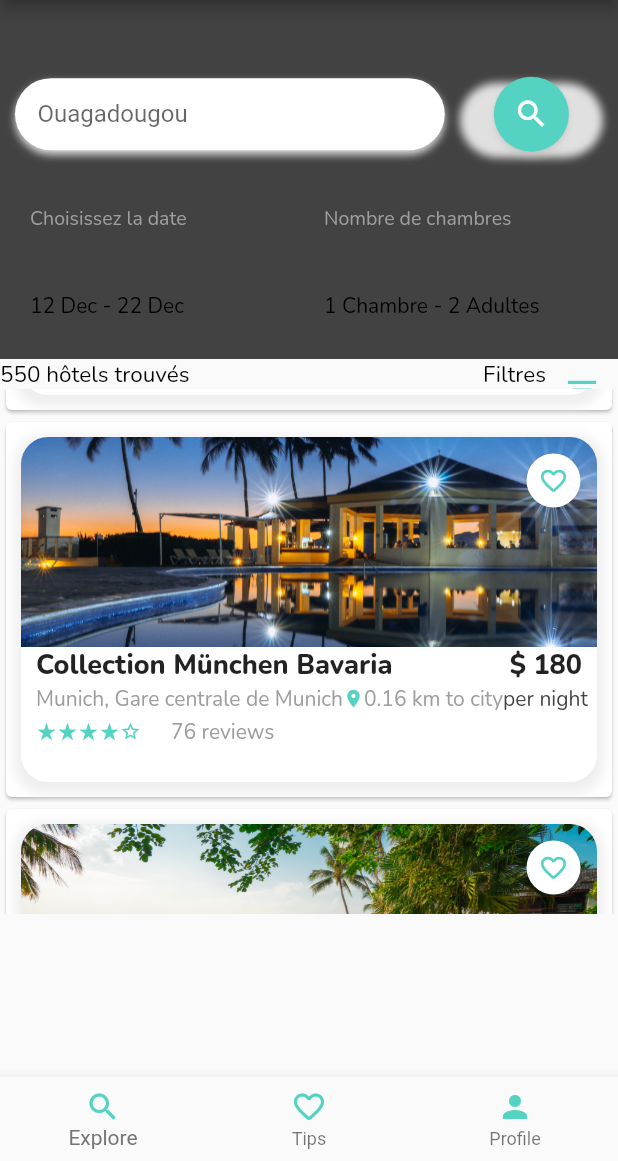
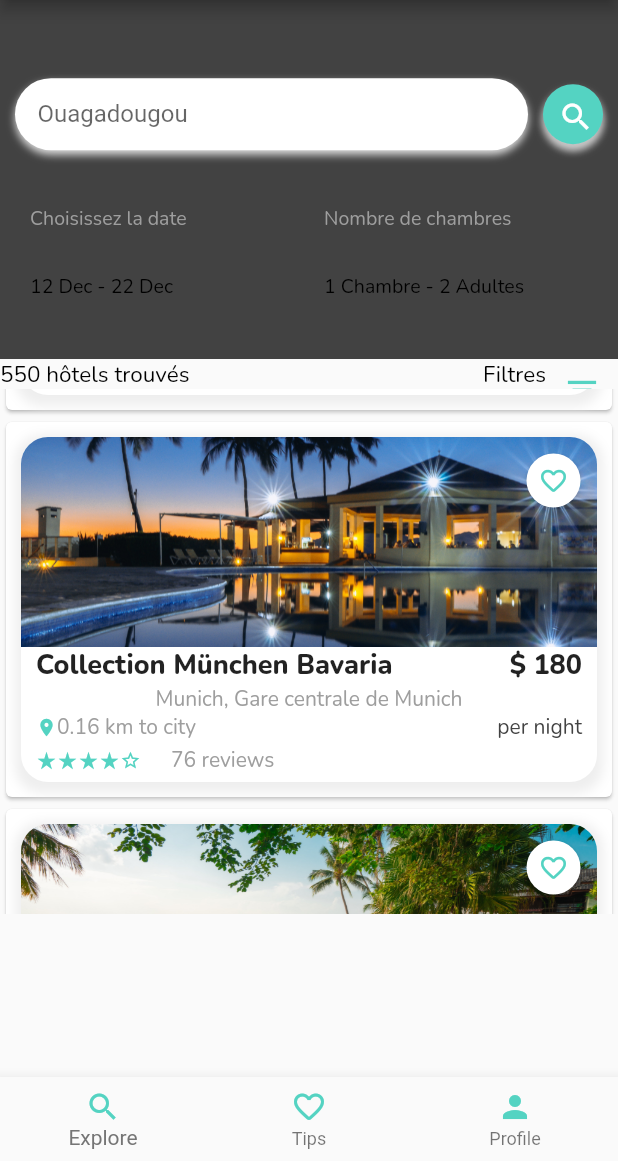
Before and after one commit to NizoAT/Luxushotels, a Flutter app: the screen it shows after launch, scrolled down 2304 dp, on a phone screen of 412 x 824 dp, the part 75-1236 px from its top. Run offline on Flutter 3.47's test engine with Material 2 defaults, Android fonts, the phone set to English and light mode, and no system bars; our stand-ins replace google_fonts, table_calendar.

Commit message:
derniere Configuration

```diff
--- a/lib/ressources/HotelSection.dart
+++ b/lib/ressources/HotelSection.dart
@@ -53,7 +53,8 @@ class HotelSection extends StatelessWidget {
               ],
             ),
           ),
-          SizedBox(
+          Expanded(
+            child: SizedBox(
             height: 150,
             width: MediaQuery.of(context).size.width,
             child: ListView.builder(
@@ -80,6 +81,7 @@ class HotelSection extends StatelessWidget {
               }
               ),
               ),
+              ),
 
         ],
       ),
--- a/lib/widgets/hotelcard.dart
+++ b/lib/widgets/hotelcard.dart
@@ -91,11 +91,8 @@ class HotelCard extends StatelessWidget {
           ),
           Container(
             margin: const EdgeInsets.symmetric(horizontal: 10),
-            child: Flexible(
-            child:Row(
-              mainAxisAlignment: MainAxisAlignment.spaceBetween,
-              children: [
-                Text(
+            child: Center(
+              child: Text(
                   hotelData.place,
                   style: GoogleFonts.nunito(
                     fontSize: 14,
@@ -103,6 +100,16 @@ class HotelCard extends StatelessWidget {
                     fontWeight: FontWeight.w400,
                   ),
                 ),
+            ),
+
+          ),
+          Container(
+            margin: const EdgeInsets.symmetric(horizontal: 10),
+            child: Flexible(
+            child:Row(
+              mainAxisAlignment: MainAxisAlignment.spaceBetween,
+              children: [
+
                 Row(
                   children: [
                     const Icon(
--- a/lib/widgets/searchsection.dart
+++ b/lib/widgets/searchsection.dart
@@ -48,11 +48,11 @@ class SearchSection extends StatelessWidget {
               const SizedBox(
                 width: 10,
               ),
-               Expanded(
 
-                child: Container(
-                 height: 50,
-                width: 50,
+
+                Container(
+                 height: 40,
+                width: 40,
                 decoration: BoxDecoration(
                   boxShadow: [
                     BoxShadow(
@@ -91,7 +91,7 @@ class SearchSection extends StatelessWidget {
                   ),
                 ),
               ),
-               ),
+
 
             ],
           ),
@@ -123,12 +123,12 @@ class SearchSection extends StatelessWidget {
                     const SizedBox(height: 8,),
 
                     Expanded(
-                      flex: 1,
+                      flex: 2,
                        child: Text(
                       '12 Dec - 22 Dec',
                       style: GoogleFonts.nunito(
                         color: Colors.black,
-                        fontSize: 14,
+                        fontSize: 13,
                       ),
 
                     ),
@@ -163,12 +163,12 @@ class SearchSection extends StatelessWidget {
                     const SizedBox(height: 8,),
 
                      Expanded(
-                      flex: 1,
+                      flex: 2,
                        child: Text(
                       '1 Chambre - 2 Adultes',
                       style: GoogleFonts.nunito(
                         color: Colors.black,
-                        fontSize: 14,
+                        fontSize: 13,
                       )
                     ),
                     ),
```
